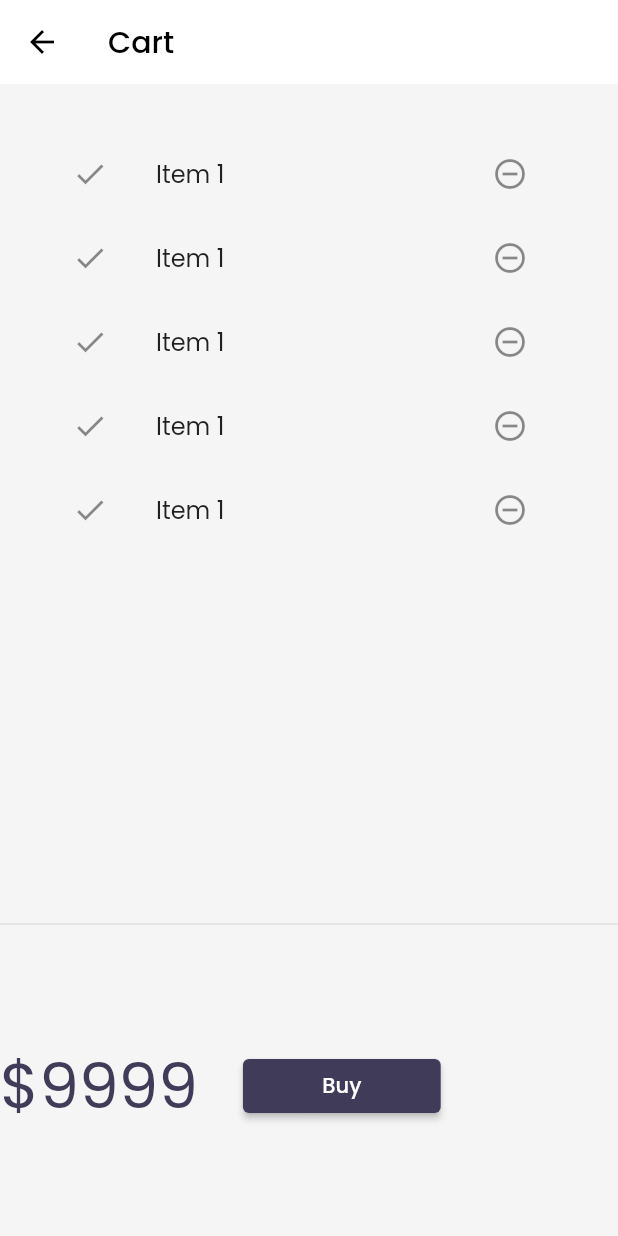
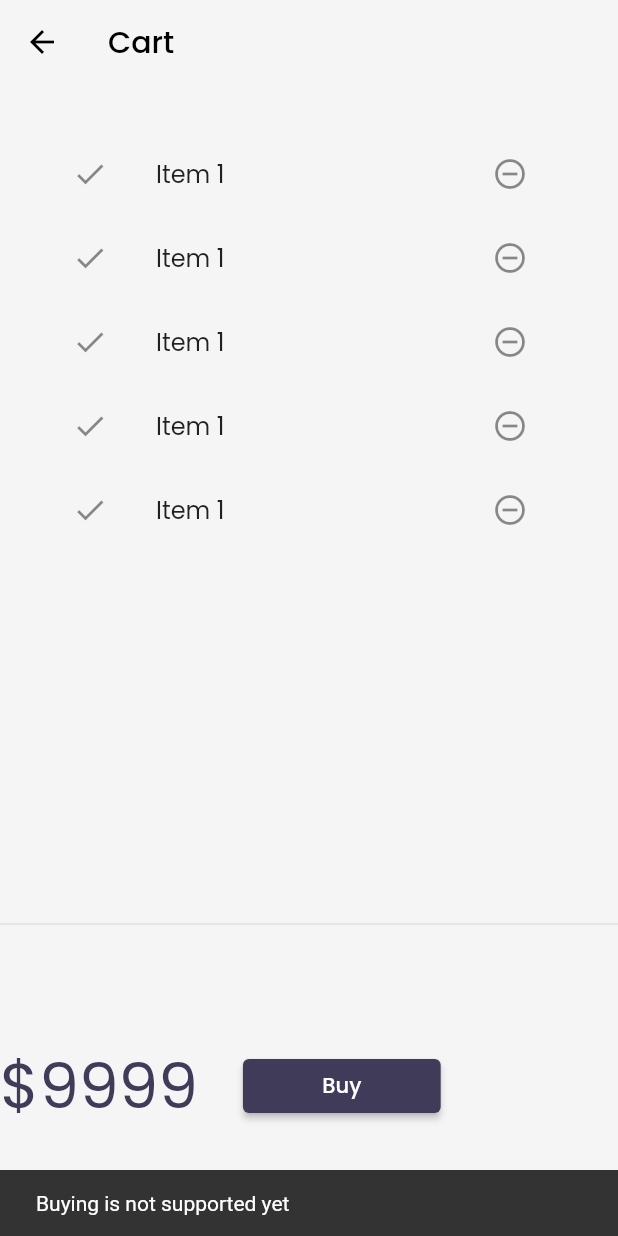
Before and after one commit to DevvUdit01/flutter_application_1, a Flutter app: the cartpage screen opened by its route, after a tap on "Buy", on a phone screen of 412 x 824 dp. Run offline on Flutter 3.47's test engine with Material 2 defaults, Android fonts, the phone set to English and light mode, and no system bars; our stand-ins replace google_fonts, velocity_x; network calls fail.

Commit message:
day 23 completed

```diff
--- a/lib/models/catalog.dart
+++ b/lib/models/catalog.dart
@@ -7,10 +7,10 @@ class CatalogModel{
 static List<Item> items =[];
 
 //get item by id
-static Item getById(String id) => items.firstWhere((element) =>element.id ==id, orElse: null);
+Item getById(String id) => items.firstWhere((element) =>element.id ==id, orElse: null);
 
 //get item by position
-static Item getByPosition(int pos) => items[pos];
+Item getByPosition(int pos) => items[pos];
 }
 
 class Item {
--- a/lib/pages/cart_page.dart
+++ b/lib/pages/cart_page.dart
@@ -9,7 +9,7 @@ class cartpage extends StatelessWidget {
       backgroundColor: context.canvasColor,
       appBar: AppBar(
         elevation: 0,
-        backgroundColor: Colors.white,
+        backgroundColor: Colors.transparent,
         title: "Cart".text.make(),
         ),
 
@@ -33,7 +33,11 @@ class _CartTotal extends StatelessWidget {
         children: [
           "\$9999".text.xl5.color(context.theme.hintColor).make(),
           30.widthBox,
-          ElevatedButton(onPressed: (){},
+          ElevatedButton(onPressed: (){
+            ScaffoldMessenger.of(context).showSnackBar(
+              SnackBar(content: "Buying is not supported yet".text.make(),
+              ));
+          },
           style: ButtonStyle(
             backgroundColor:
                 MaterialStateProperty.all(context.theme.focusColor)),
--- a/lib/widgets/home_widgets/Catalog_List.dart
+++ b/lib/widgets/home_widgets/Catalog_List.dart
@@ -12,7 +12,7 @@ class CatalogList extends StatelessWidget {
       shrinkWrap: true,
       itemCount: CatalogModel.items.length,
       itemBuilder: (context,index){
-        final catalog =CatalogModel.getByPosition(index);
+        final catalog =CatalogModel.items[index];
         return InkWell(
           onTap: () => Navigator.push(
             context,
```
Also changed, not shown: lib/models/Cart.dart (added, +32 -0 lines).
